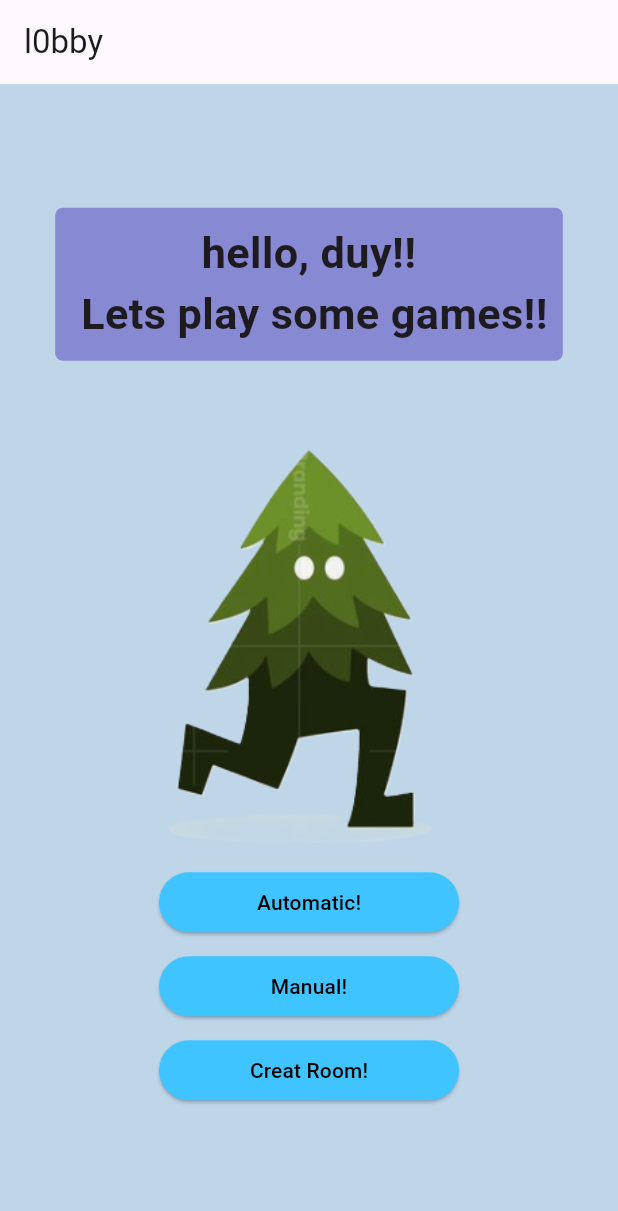
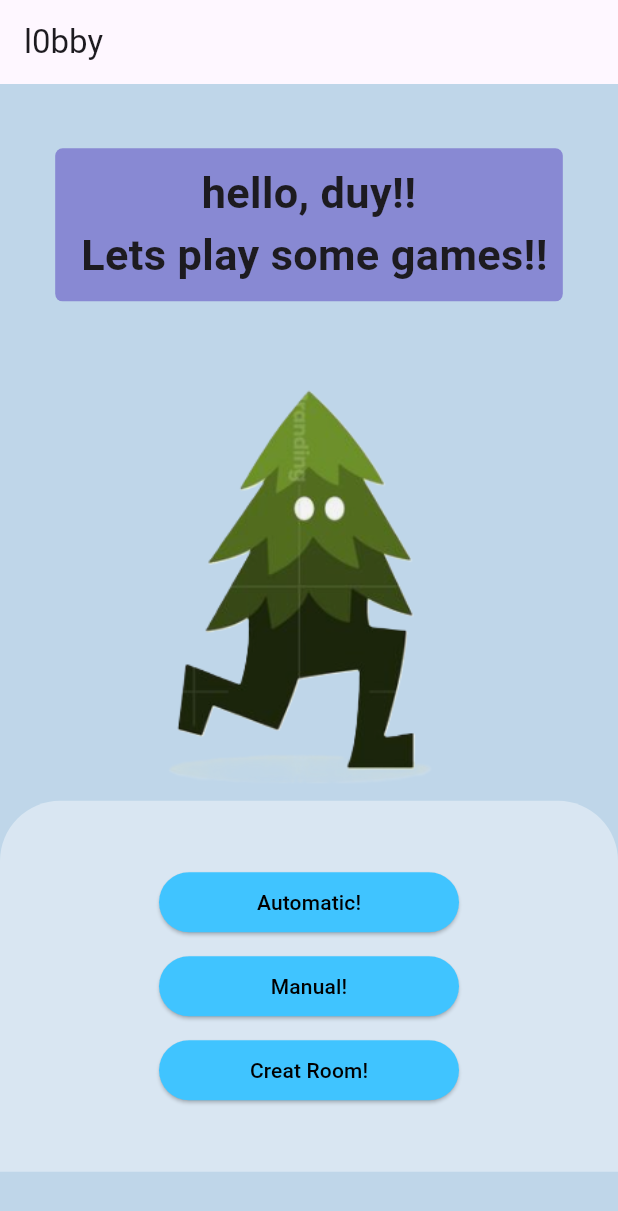
Before and after one commit to k0n-k40-k40/l0bby-frontend, a Flutter app: the screen it shows after launch, on a phone screen of 412 x 824 dp. Shown: the top 1211 px of the screen. Run offline on Flutter 3.47's test engine with Material 3 defaults, Android fonts, the phone set to English and light mode, and no system bars.

Commit message:
make home page pretier

```diff
--- a/lib/components/all_buttons.dart
+++ b/lib/components/all_buttons.dart
@@ -6,9 +6,29 @@ class AllModeButtons extends StatelessWidget {
     Key ? key,
   }) : super(key: key);
 
+  BoxDecoration myBoxDecoration() {
+    return const BoxDecoration(
+      borderRadius: BorderRadius.only(
+        topLeft: Radius.circular(40.0),
+        topRight: Radius.circular(40.0)
+      ),
+      color: Color.fromRGBO(255, 255, 255, 0.4),
+    );
+  }
+
+
+
   @override
   Widget build(BuildContext context) {
+
+    double screenWidth = MediaQuery.of(context).size.width;
+    double screenHeight = MediaQuery.of(context).size.height;
+
     return Center(
+      child: Container(
+        width: screenWidth,
+        height: screenHeight * 0.3,
+        decoration: myBoxDecoration(),
         child: Column(
           mainAxisAlignment: MainAxisAlignment.center,
           children: [
@@ -21,7 +41,7 @@ class AllModeButtons extends StatelessWidget {
             ),
             TonalButton(
               text: "Manual!",
-            backgroundColor: Colors.lightBlueAccent,
+              backgroundColor: const Color.fromRGBO(64, 196, 255, 1),
               onPressed: () {
 
               },
@@ -35,6 +55,7 @@ class AllModeButtons extends StatelessWidget {
             )
           ],
         ),
+      ),
     );
   }
 }
```
Lines whose indentation alone changed are shown as unchanged.
